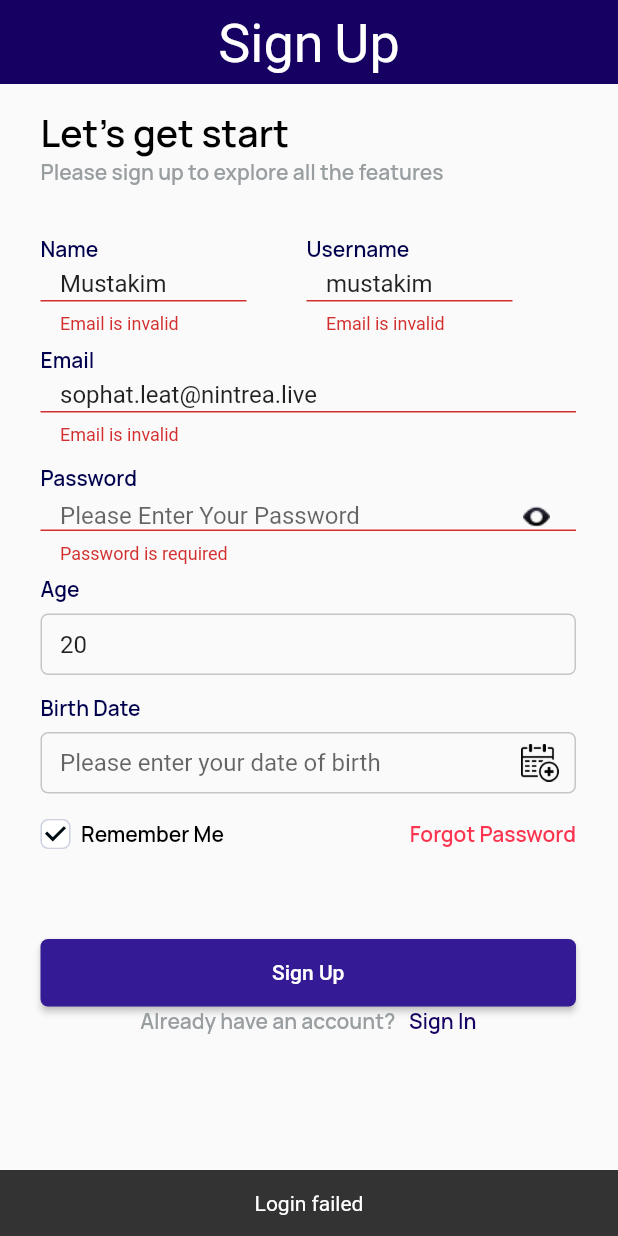
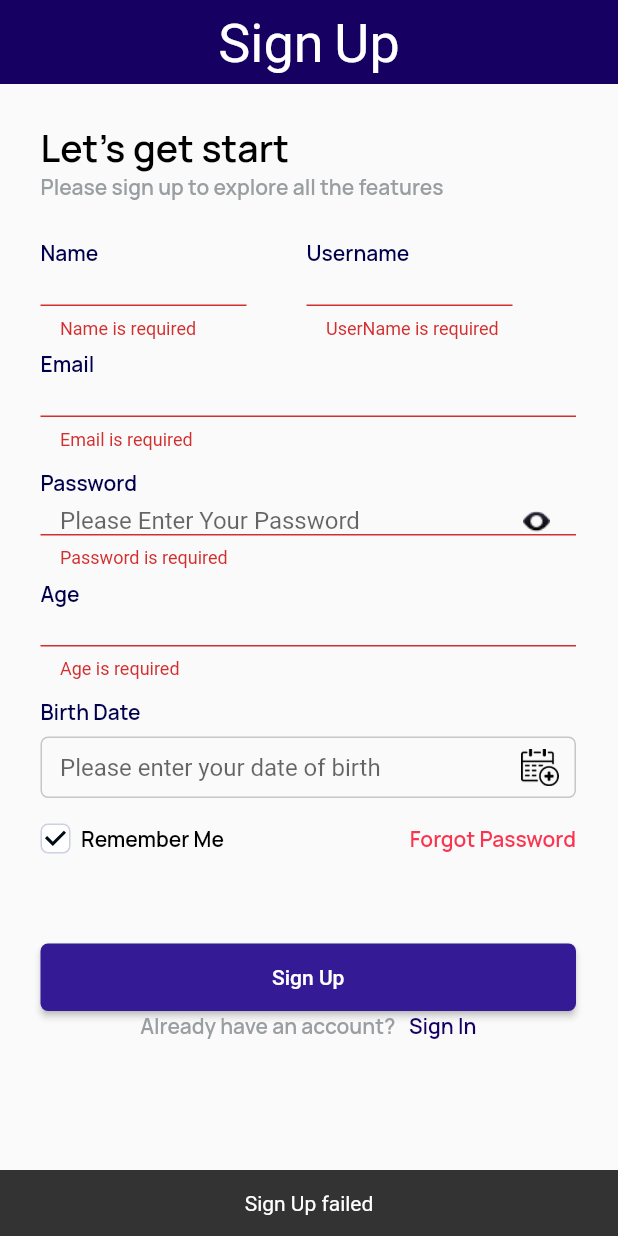
Before and after one commit to nmustakim/user_profile, a Flutter app: the screen it shows after launch, after a tap on "Sign Up", on a phone screen of 412 x 824 dp. Run offline on Flutter 3.47's test engine with Material 2 defaults, Android fonts, the phone set to English and light mode, and no system bars; our stand-ins replace google_fonts.

Commit message:
user profile screen added

```diff
--- /dev/null
+++ b/lib/constants/constants.dart
@@ -0,0 +1,3 @@
+import 'dart:ui';
+
+Color defaultbackgroundColor = Color(0XFF160062);
--- a/lib/main.dart
+++ b/lib/main.dart
@@ -11,7 +11,8 @@ class MyApp extends StatelessWidget {
   // This widget is the root of your application.
   @override
   Widget build(BuildContext context) {
-    return MaterialApp(
+    return  MaterialApp(
+
       debugShowCheckedModeBanner: false,
       home: SplashScreen(),
     );
--- /dev/null
+++ b/lib/screens/profile.dart
@@ -0,0 +1,30 @@
+import 'package:flutter/material.dart';
+import 'package:user_profile/constants/constants.dart';
+
+class Profile extends StatelessWidget {
+  final String name,userName,email,age,birthDate;
+  const Profile({super.key, required this.name, required this.userName, required this.email, required this.age, required this.birthDate});
+
+  @override
+  Widget build(BuildContext context) {
+    return Scaffold(
+      appBar: AppBar(centerTitle:true,title: const Text('Profile'),backgroundColor:  defaultbackgroundColor,),
+      body: Padding(
+        padding: const EdgeInsets.all(8.0),
+        child: Column(
+          children: [
+            SizedBox(height: 20,),
+            const Center(child:CircleAvatar(radius: 50,foregroundImage: AssetImage('assets/images/profile.png'),) ,),
+            const SizedBox(height: 8,),
+            Center(child: Text(userName)),
+            SizedBox(height: 25,),
+            Card(child: ListTile(title:Text('Name',style: TextStyle(color: Color(0XFF351A96)),),subtitle: Text(name,style: TextStyle(fontSize: 18,fontWeight: FontWeight.bold,color: Colors.black),))),
+            Card(child: ListTile(title:Text('Email',style: TextStyle(color: Color(0XFF351A96)),),subtitle: Text(email,style: TextStyle(fontSize: 18,fontWeight: FontWeight.bold,color: Colors.black),))),
+            Card(child: ListTile(title:Text('Age',style: TextStyle(color: Color(0XFF351A96)),),subtitle: Text(age,style: TextStyle(fontSize: 18,fontWeight: FontWeight.bold,color: Colors.black),))),
+            Card(child: ListTile(title:Text('Birth date',style: TextStyle(color: Color(0XFF351A96)),),subtitle: Text(birthDate,style: TextStyle(fontSize: 18,fontWeight: FontWeight.bold,color: Colors.black),)))
+          ],
+        ),
+      ),
+    );
+  }
+}
--- a/lib/screens/signup.dart
+++ b/lib/screens/signup.dart
@@ -1,6 +1,7 @@
 import 'package:flutter/material.dart';
 import 'package:google_fonts/google_fonts.dart';
 import 'package:intl/intl.dart';
+import 'package:user_profile/screens/home.dart';
 
 class SignUpForm extends StatefulWidget {
   const SignUpForm({Key? key}) : super(key: key);
@@ -16,6 +17,7 @@ class _SignUpFormState extends State<SignUpForm> {
   String name = '';
   String userName = '';
   String age = '';
+  String birthDate = '';
   TextEditingController dateController = TextEditingController();
   bool isChecked = true;
   bool isObscure = true;
@@ -44,7 +46,7 @@ class _SignUpFormState extends State<SignUpForm> {
                 crossAxisAlignment: CrossAxisAlignment.start,
                 children: [
                   const SizedBox(
-                    height: 15,
+                    height: 25,
                   ),
                   Text(
                     'Let\'s get start',
@@ -63,7 +65,7 @@ class _SignUpFormState extends State<SignUpForm> {
                         color: const Color(0XFF999EA1)),
                   ),
                   const SizedBox(
-                    height: 32,
+                    height: 25,
                   ),
                   Row(
                     children: [
@@ -87,8 +89,7 @@ class _SignUpFormState extends State<SignUpForm> {
                             child: Center(
                               child: TextFormField(
                                 maxLines: 1,
-                                initialValue: 'Mustakim',
-                                keyboardType: TextInputType.emailAddress,
+                                keyboardType: TextInputType.text,
                                 decoration: InputDecoration(
                                     contentPadding:
                                         const EdgeInsets.fromLTRB(13, 10, 0, 12),
@@ -102,23 +103,21 @@ class _SignUpFormState extends State<SignUpForm> {
                                 validator: (value) {
                                   if (value == null || value.isEmpty) {
                                     return 'Name is required';
-                                  } else if (!RegExp(
-                                          r"^[a-zA-Z0-9.a-zA-Z0-9.!#$%&'*+-/=?^_`{|}~]+@[a-zA-Z0-9]+\.[a-zA-Z]+")
-                                      .hasMatch(email)) {
-                                    return 'Email is invalid';
+                                  } else if (value.length > 25 || value.length < 2 ) {
+                                    return 'Name is invalid';
                                   } else {
                                     return null;
                                   }
                                 },
                                 onSaved: (String? newValue) {
-                                  email = newValue ?? '';
+                                  name = newValue ?? '';
                                 },
                               ),
                             ),
                           ),
                         ],
                       ),
-                      SizedBox(width: 40,),
+                      const SizedBox(width: 40,),
                       Column(
                         crossAxisAlignment: CrossAxisAlignment.start,
                         children: [
@@ -139,8 +138,7 @@ class _SignUpFormState extends State<SignUpForm> {
                             child: Center(
                               child: TextFormField(
                                 maxLines: 1,
-                                initialValue: 'mustakim',
-                                keyboardType: TextInputType.emailAddress,
+                                keyboardType: TextInputType.text,
                                 decoration: InputDecoration(
                                     contentPadding:
                                         const EdgeInsets.fromLTRB(13, 10, 0, 12),
@@ -150,20 +148,17 @@ class _SignUpFormState extends State<SignUpForm> {
                                             color: Color(0XFFC6C6C6))),
                                     focusedBorder: const OutlineInputBorder(
                                         borderSide: BorderSide(
-                                            color: Color(0XFFC6C6C6)))),
-                                validator: (value) {
-                                  if (value == null || value.isEmpty) {
-                                    return 'Email is required';
-                                  } else if (!RegExp(
-                                          r"^[a-zA-Z0-9.a-zA-Z0-9.!#$%&'*+-/=?^_`{|}~]+@[a-zA-Z0-9]+\.[a-zA-Z]+")
-                                      .hasMatch(email)) {
-                                    return 'Email is invalid';
-                                  } else {
-                                    return null;
-                                  }
-                                },
+                                            color: Color(0XFFC6C6C6)))),       validator: (value) {
+                                if (value == null || value.isEmpty) {
+                                  return 'UserName is required';
+                                } else if (value.length > 12 || value.length < 2 ) {
+                                  return 'Username is invalid';
+                                } else {
+                                  return null;
+                                }
+                              },
                                 onSaved: (String? newValue) {
-                                  email = newValue ?? '';
+                                 userName = newValue ?? '';
                                 },
                               ),
                             ),
@@ -172,7 +167,7 @@ class _SignUpFormState extends State<SignUpForm> {
                       )
                     ],
                   ),
-                  SizedBox(height: 7,),
+                  const SizedBox(height: 7,),
                   Text(
                     'Email',
                     style: TextStyle(
@@ -189,7 +184,6 @@ class _SignUpFormState extends State<SignUpForm> {
                     child: Center(
                       child: TextFormField(
                         maxLines: 1,
-                        initialValue: 'sophat.leat@nintrea.live',
                         keyboardType: TextInputType.emailAddress,
                         decoration: InputDecoration(
                             contentPadding:
@@ -288,8 +282,7 @@ class _SignUpFormState extends State<SignUpForm> {
                     child: Center(
                       child: TextFormField(
                         maxLines: 1,
-                        initialValue: '20',
-                        keyboardType: TextInputType.emailAddress,
+                        keyboardType: TextInputType.number,
                         decoration: InputDecoration(
                             contentPadding:
                             const EdgeInsets.fromLTRB(13, 10, 0, 12),
@@ -300,9 +293,18 @@ class _SignUpFormState extends State<SignUpForm> {
                             focusedBorder: const OutlineInputBorder(
                                 borderSide:
                                 BorderSide(color: Color(0XFFC6C6C6)))),
+                        validator: (value) {
+                          if (value == null || value.isEmpty) {
+                            return 'Age is required';
+                          } else if (int.tryParse(value)! < 12 || int.tryParse(value)! > 100) {
+                            return 'Age limit is 12 to 100';
+                          } else {
+                            return null;
+                          }
+                        },
 
                         onSaved: (String? newValue) {
-                          email = newValue ?? '';
+                          age = newValue ?? '';
                         },
                       ),
                     ),
@@ -325,6 +327,7 @@ class _SignUpFormState extends State<SignUpForm> {
                     height: 41,
                     child: Center(
                       child: TextFormField(
+                        readOnly: true,
                       controller: dateController,
                         onTap: () async {
                           DateTime? pickedDate = await showDatePicker(
@@ -337,7 +340,8 @@ class _SignUpFormState extends State<SignUpForm> {
                             String formattedDate = DateFormat('yyyy-MM-dd').format(pickedDate);
 
                             setState(() {
-                              dateController.text = formattedDate; //set output date to TextField value.
+                              dateController.text = formattedDate;
+                              birthDate = formattedDate;//set output date to TextField value.
                             });
                           }else{
                           }
@@ -410,7 +414,7 @@ class _SignUpFormState extends State<SignUpForm> {
                               color: const Color(0XFFFB344F))),
                     ],
                   ),
-             SizedBox(height: 60,),
+             const SizedBox(height: 60,),
                   SizedBox(
                       height: 45,
                       child: ElevatedButton(
@@ -422,15 +426,12 @@ class _SignUpFormState extends State<SignUpForm> {
                             _loginFormKey.currentState!.save();
                             _loginFormKey.currentState!.validate();
                             if (_loginFormKey.currentState!.validate() == true) {
-                              ScaffoldMessenger.of(context).showSnackBar(
-                                  const SnackBar(
-                                      content: Center(
-                                          child: Text('Login successful'))));
+                            Navigator.push(context, MaterialPageRoute(builder: (context)=>Home(name: name,userName: userName, email: email, age: age, birthDate: birthDate,)));
                             } else {
                               ScaffoldMessenger.of(context).showSnackBar(
                                   const SnackBar(
                                       content:
-                                          Center(child: Text('Login failed'))));
+                                          Center(child: Text('Sign Up failed'))));
                             }
                           },
                           child: const Center(child: Text('Sign Up')))),
```
Also changed, not shown: lib/screens/home.dart (added, +56 -0 lines).
